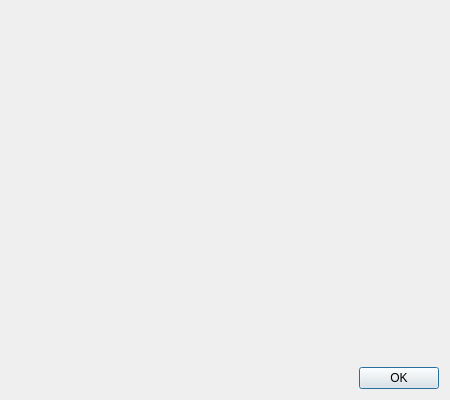
KmolYuan/Pyslvs-UI, file core/info/info.ui: the form before one commit.
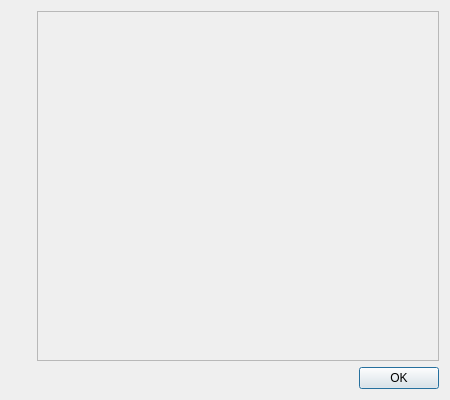
The form after the commit. Icons and pictures are not drawn.

```diff
--- a/core/info/info.ui
+++ b/core/info/info.ui
@@ -41,7 +41,7 @@
   <property name="modal">
    <bool>true</bool>
   </property>
-  <layout class="QVBoxLayout" name="verticalLayout">
+  <layout class="QVBoxLayout" name="verticalLayout_3">
    <item>
     <layout class="QHBoxLayout" name="horizontalLayout">
      <item>
@@ -84,6 +84,33 @@
       </layout>
      </item>
      <item>
+      <widget class="QScrollArea" name="scrollArea">
+       <property name="widgetResizable">
+        <bool>true</bool>
+       </property>
+       <widget class="QWidget" name="scrollAreaWidgetContents">
+        <property name="geometry">
+         <rect>
+          <x>0</x>
+          <y>0</y>
+          <width>372</width>
+          <height>344</height>
+         </rect>
+        </property>
+        <layout class="QVBoxLayout" name="verticalLayout">
+         <property name="leftMargin">
+          <number>6</number>
+         </property>
+         <property name="topMargin">
+          <number>6</number>
+         </property>
+         <property name="rightMargin">
+          <number>6</number>
+         </property>
+         <property name="bottomMargin">
+          <number>6</number>
+         </property>
+         <item>
       <widget class="QLabel" name="Content">
        <property name="sizePolicy">
         <sizepolicy hsizetype="Expanding" vsizetype="Expanding">
@@ -109,6 +136,10 @@
        <property name="openExternalLinks">
         <bool>true</bool>
        </property>
+          </widget>
+         </item>
+        </layout>
+       </widget>
       </widget>
      </item>
     </layout>
```
Lines whose indentation alone changed are shown as unchanged.
